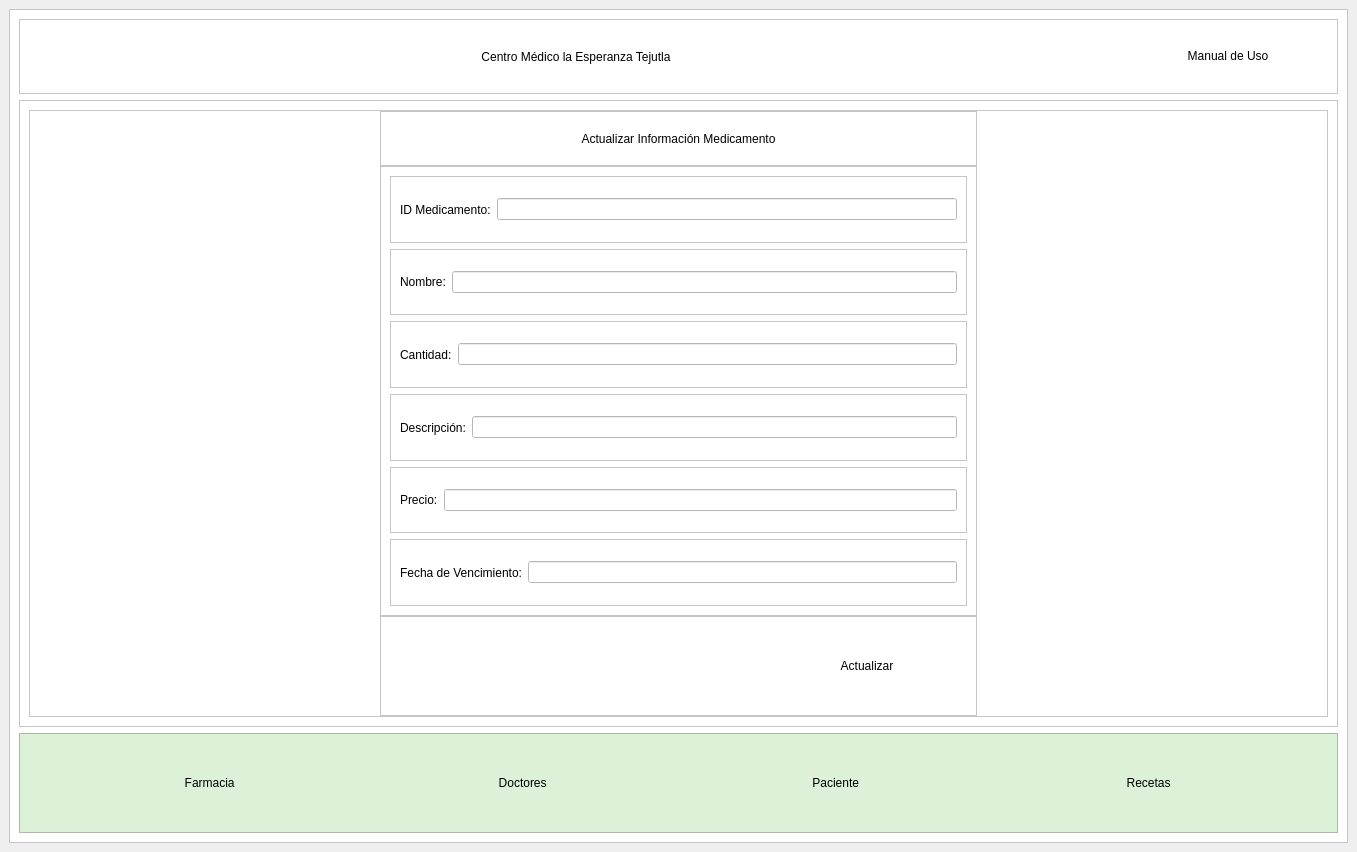
The window that views/CentroMedicoTejutla.ui (andree-ro/HospitalLaEsperanza) describes before a commit, drawn with Qt 5.
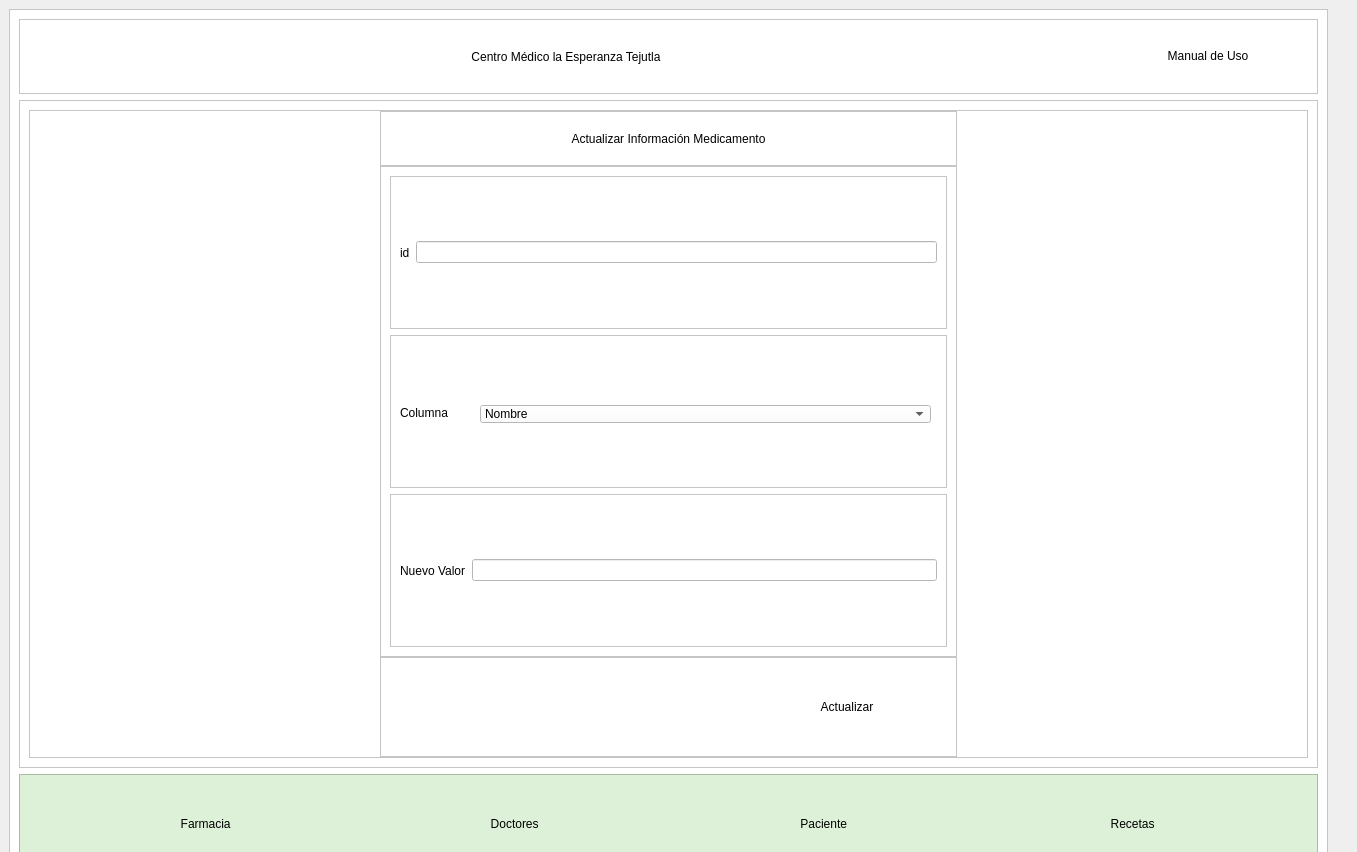
The same window after the commit. The open tabs and pages were chosen to show the change. Icons and pictures are not drawn.

Diff of the .ui file:
```diff
--- a/views/CentroMedicoTejutla.ui
+++ b/views/CentroMedicoTejutla.ui
@@ -14,9 +14,15 @@
    <string>MainWindow</string>
   </property>
   <widget class="QWidget" name="centralwidget">
-   <layout class="QHBoxLayout" name="horizontalLayout_2">
-    <item>
      <widget class="QFrame" name="frame">
+    <property name="geometry">
+     <rect>
+      <x>9</x>
+      <y>9</y>
+      <width>1319</width>
+      <height>875</height>
+     </rect>
+    </property>
       <property name="styleSheet">
        <string notr="true">background-color: rgb(255, 255, 255);</string>
       </property>
@@ -1343,58 +1349,6 @@
                     <enum>QFrame::Raised</enum>
                    </property>
                    <layout class="QVBoxLayout" name="verticalLayout_65">
-                    <item>
-                     <widget class="QFrame" name="frame_124">
-                      <property name="frameShape">
-                       <enum>QFrame::StyledPanel</enum>
-                      </property>
-                      <property name="frameShadow">
-                       <enum>QFrame::Raised</enum>
-                      </property>
-                      <layout class="QHBoxLayout" name="horizontalLayout_81">
-                       <item>
-                        <widget class="QLabel" name="label_67">
-                         <property name="styleSheet">
-                          <string notr="true">color: rgb(0,0,0);
-font: 75 10pt &quot;Open Sans Semibold&quot;</string>
-                         </property>
-                         <property name="text">
-                          <string>ID Medicamento:</string>
-                         </property>
-                        </widget>
-                       </item>
-                       <item>
-                        <widget class="QLineEdit" name="info_usuario_56"/>
-                       </item>
-                      </layout>
-                     </widget>
-                    </item>
-                    <item>
-                     <widget class="QFrame" name="frame_130">
-                      <property name="frameShape">
-                       <enum>QFrame::StyledPanel</enum>
-                      </property>
-                      <property name="frameShadow">
-                       <enum>QFrame::Raised</enum>
-                      </property>
-                      <layout class="QHBoxLayout" name="horizontalLayout_95">
-                       <item>
-                        <widget class="QLabel" name="label_72">
-                         <property name="styleSheet">
-                          <string notr="true">color: rgb(0,0,0);
-font: 75 10pt &quot;Open Sans Semibold&quot;</string>
-                         </property>
-                         <property name="text">
-                          <string>Nombre:</string>
-                         </property>
-                        </widget>
-                       </item>
-                       <item>
-                        <widget class="QLineEdit" name="info_usuario_61"/>
-                       </item>
-                      </layout>
-                     </widget>
-                    </item>
                     <item>
                      <widget class="QFrame" name="frame_125">
                       <property name="frameShape">
@@ -1411,7 +1365,7 @@
 font: 75 10pt &quot;Open Sans Semibold&quot;</string>
                          </property>
                          <property name="text">
-                          <string>Cantidad:</string>
+                        <string>id</string>
                          </property>
                         </widget>
                        </item>
@@ -1429,22 +1383,58 @@
                       <property name="frameShadow">
                        <enum>QFrame::Raised</enum>
                       </property>
-                      <layout class="QHBoxLayout" name="horizontalLayout_91">
-                       <item>
                         <widget class="QLabel" name="label_69">
+                     <property name="geometry">
+                      <rect>
+                       <x>10</x>
+                       <y>70</y>
+                       <width>70</width>
+                       <height>16</height>
+                      </rect>
+                     </property>
                          <property name="styleSheet">
                           <string notr="true">color: rgb(0,0,0);
 font: 75 10pt &quot;Open Sans Semibold&quot;</string>
                          </property>
                          <property name="text">
-                          <string>Descripción:</string>
-                         </property>
-                        </widget>
+                      <string>Columna</string>
+                     </property>
+                    </widget>
+                    <widget class="QComboBox" name="datoCambiarMed_box">
+                     <property name="geometry">
+                      <rect>
+                       <x>90</x>
+                       <y>70</y>
+                       <width>451</width>
+                       <height>18</height>
+                      </rect>
+                     </property>
+                     <item>
+                      <property name="text">
+                       <string>Nombre</string>
+                      </property>
                        </item>
                        <item>
-                        <widget class="QLineEdit" name="info_usuario_58"/>
-                       </item>
-                      </layout>
+                      <property name="text">
+                       <string>Cantidad</string>
+                      </property>
+                     </item>
+                     <item>
+                      <property name="text">
+                       <string>Descripcion</string>
+                      </property>
+                     </item>
+                     <item>
+                      <property name="text">
+                       <string>Precio</string>
+                      </property>
+                     </item>
+                     <item>
+                      <property name="text">
+                       <string>Fecha_ven</string>
+                      </property>
+                     </item>
+                    </widget>
                      </widget>
                     </item>
                     <item>
@@ -1463,38 +1453,12 @@
 font: 75 10pt &quot;Open Sans Semibold&quot;</string>
                          </property>
                          <property name="text">
-                          <string>Precio:</string>
+                        <string>Nuevo Valor</string>
                          </property>
                         </widget>
                        </item>
                        <item>
-                        <widget class="QLineEdit" name="info_usuario_59"/>
-                       </item>
-                      </layout>
-                     </widget>
-                    </item>
-                    <item>
-                     <widget class="QFrame" name="frame_128">
-                      <property name="frameShape">
-                       <enum>QFrame::StyledPanel</enum>
-                      </property>
-                      <property name="frameShadow">
-                       <enum>QFrame::Raised</enum>
-                      </property>
-                      <layout class="QHBoxLayout" name="horizontalLayout_93">
-                       <item>
-                        <widget class="QLabel" name="label_71">
-                         <property name="styleSheet">
-                          <string notr="true">color: rgb(0,0,0);
-font: 75 10pt &quot;Open Sans Semibold&quot;</string>
-                         </property>
-                         <property name="text">
-                          <string>Fecha de Vencimiento:</string>
-                         </property>
-                        </widget>
-                       </item>
-                       <item>
-                        <widget class="QLineEdit" name="info_usuario_60"/>
+                      <widget class="QLineEdit" name="nuevoValorMed_le"/>
                        </item>
                       </layout>
                      </widget>
@@ -5465,8 +5429,6 @@
        </item>
       </layout>
      </widget>
-    </item>
-   </layout>
   </widget>
  </widget>
  <resources/>
```
Left out of the diff: 57 changed lines with no effect on the pictures. Lines whose indentation alone changed are shown as unchanged.
